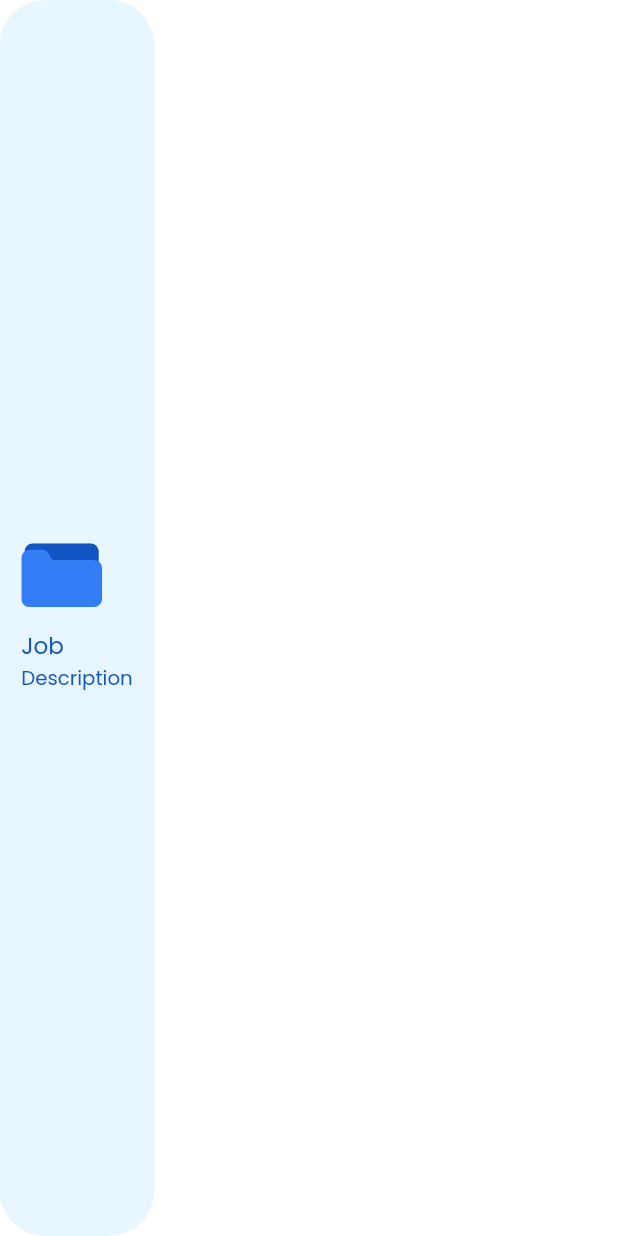
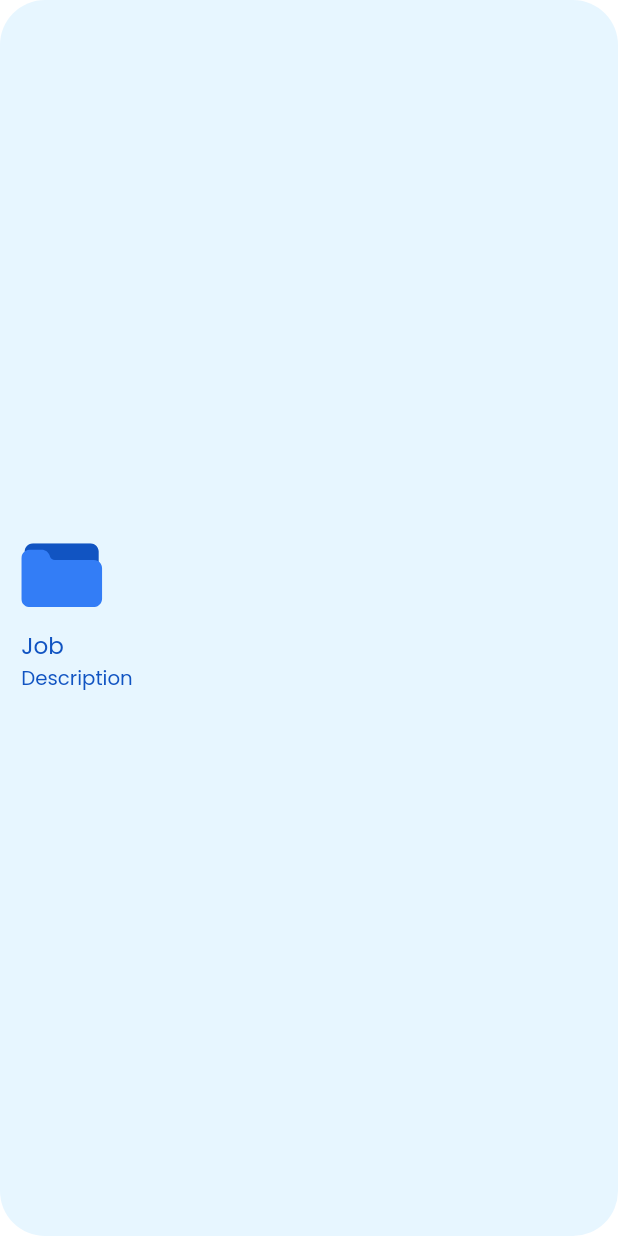
Before and after one commit to PallakaMobile/brupedia, a Flutter app: the MenuCard widget shown alone on an empty page, opened directly, on a phone screen of 412 x 824 dp. Run offline on Flutter 3.47's test engine with Material 2 defaults, Android fonts, the phone set to English and light mode, and no system bars; our stand-ins replace bloc, dio, flutter_bloc, flutter_screenutil, flutter_svg, get_it and 1 more; missing offline and left inert: flutter_flexible_toast; accounts and stored records are empty; network calls fail.

Commit message:
Update card menu, update lib gradle on Android

```diff
--- a/lib/main.dart
+++ b/lib/main.dart
@@ -18,8 +18,9 @@ void main() {
   runApp(MyApp());
 }
 
+final GlobalKey<ScaffoldState> scaffoldKey = new GlobalKey<ScaffoldState>();
+
 class MyApp extends StatelessWidget {
-
   @override
   Widget build(BuildContext context) {
     return MaterialApp(
--- a/lib/pages/main/home/home_page.dart
+++ b/lib/pages/main/home/home_page.dart
@@ -1,7 +1,9 @@
 import 'package:brupedia/blocs/navdrawer/navdrawer_bloc.dart';
 import 'package:brupedia/data/models/helper/DataProfile.dart';
+import 'package:brupedia/pages/jobdesc/job_desc_page.dart';
 import 'package:brupedia/resources/dimens.dart';
 import 'package:brupedia/resources/resources.dart';
+import 'package:brupedia/utils/utils.dart';
 import 'package:brupedia/widgets/scroll_views.dart';
 import 'package:brupedia/widgets/widgets.dart';
 import 'package:flutter/material.dart';
@@ -55,7 +57,9 @@ class _HomePageState extends State<HomePage> {
               childAspectRatio: 2 / 1.5,
               children: [
                 MenuCard(
-                    onPressed: () {},
+                    onPressed: () {
+                      context.goTo(JobDescPage());
+                    },
                     imagePath: "images/ic_job_desc.svg",
                     title: Strings.job,
                     subTitle: Strings.description,
--- a/lib/pages/pages.dart
+++ b/lib/pages/pages.dart
@@ -1,3 +1,4 @@
+export 'jobdesc/job_desc_page.dart';
 export 'login/login_page.dart';
 export 'main/about/about_page.dart';
 export 'main/home/home_page.dart';
--- a/lib/widgets/menu_card.dart
+++ b/lib/widgets/menu_card.dart
@@ -52,10 +52,16 @@ class MenuCard extends StatelessWidget {
         break;
     }
 
-    return Container(
+    return FlatButton(
+      splashColor: Palette.colorHint,
+      padding: EdgeInsets.zero,
+      onPressed: onPressed,
+      color: _bgColor,
+      shape: RoundedRectangleBorder(borderRadius: BorderRadius.circular(30)),
+      child: Container(
+        width: double.infinity,
         padding: EdgeInsets.all(dp14(context)),
-      decoration: BoxDecoration(
-          borderRadius: BorderRadius.circular(30), color: _bgColor),
+        color: Colors.transparent,
         child: Column(
           mainAxisAlignment: MainAxisAlignment.center,
           crossAxisAlignment: CrossAxisAlignment.start,
@@ -80,6 +86,7 @@ class MenuCard extends StatelessWidget {
             )
           ],
         ),
+      ),
     );
   }
 }
```
Also changed, not shown: lib/pages/jobdesc/job_desc_page.dart (+6 -8 lines), lib/pages/main/main_page.dart (+5 -5 lines), 4 other files. Lines whose indentation alone changed are shown as unchanged.
